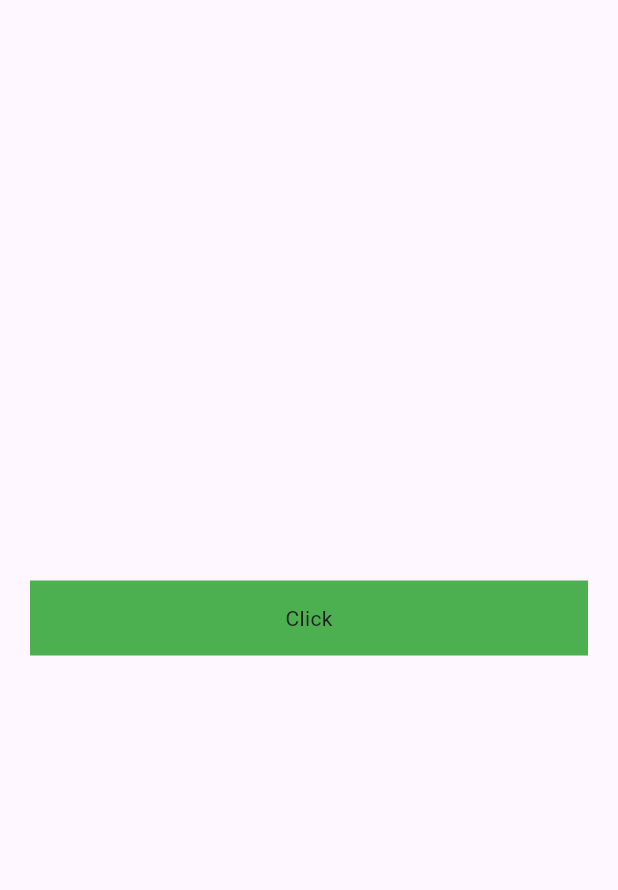
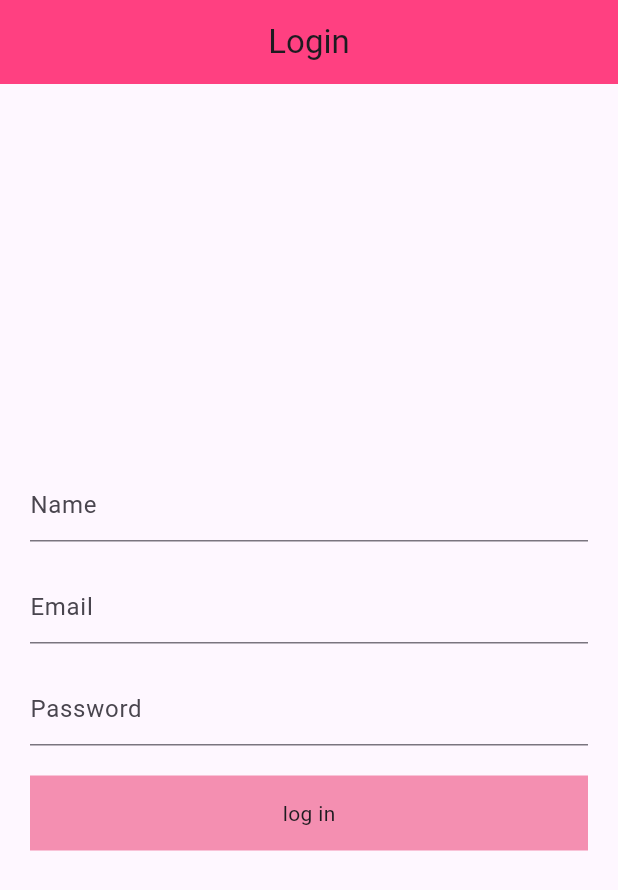
Before and after one commit to asadullah43/loigin_with_sharedprefrence, a Flutter app: the screen it shows after launch, on a phone screen of 412 x 824 dp. Shown: the top 890 px of the screen. Run offline on Flutter 3.47's test engine with Material 3 defaults, Android fonts, the light colour scheme and no system bars; our stand-ins replace shared_preferences; network calls fail.

Commit message:
home screen done

```diff
--- a/lib/login_screen.dart
+++ b/lib/login_screen.dart
@@ -1,4 +1,5 @@
 import 'package:flutter/material.dart';
+import 'package:login_shared_prefrence/home_screen.dart';
 import 'package:shared_preferences/shared_preferences.dart';
 
 class LoginScreen extends StatefulWidget {
@@ -9,32 +10,68 @@ class LoginScreen extends StatefulWidget {
 }
 
 class _LoginScreenState extends State<LoginScreen> {
+  final emailController = TextEditingController();
+  final passwordController = TextEditingController();
+  final nameController = TextEditingController();
   @override
   Widget build(BuildContext context) {
     return Scaffold(
+      appBar: AppBar(
+        title: const Text('Login'),
+        centerTitle: true,
+        automaticallyImplyLeading: false,
+        backgroundColor: Colors.pinkAccent,
+      ),
       body: Padding(
         padding: const EdgeInsets.symmetric(horizontal: 20),
         child: Column(
           mainAxisAlignment: MainAxisAlignment.center,
           crossAxisAlignment: CrossAxisAlignment.center,
           children: [
+            TextFormField(
+              controller: nameController,
+              decoration: const InputDecoration(
+                hintText: 'Name',
+              ),
+            ),
+            const SizedBox(
+              height: 20,
+            ),
+            TextFormField(
+              controller: emailController,
+              decoration: const InputDecoration(
+                hintText: 'Email',
+              ),
+            ),
+            const SizedBox(
+              height: 20,
+            ),
+            TextFormField(
+              controller: passwordController,
+              decoration: const InputDecoration(
+                hintText: 'Password',
+              ),
+            ),
+            const SizedBox(
+              height: 20,
+            ),
             InkWell(
               onTap: () async {
-                // ignore: invalid_use_of_visible_for_testing_member
-                SharedPreferences.setMockInitialValues({});
                 SharedPreferences sp = await SharedPreferences.getInstance();
-                sp.setString('name', 'asad ullah');
-                sp.setInt('age', 25);
-                sp.setBool('isLogin', false);
-                print(sp.getString('name'));
-                print(sp.getInt('age').toString());
-                print(sp.getBool('isLogin').toString());
+                sp.setString('email', emailController.text.toString());
+                sp.setString('Name', nameController.text.toString());
+                sp.setBool('isLogin', true);
+                Navigator.push(
+                    // ignore: use_build_context_synchronously
+                    context,
+                    MaterialPageRoute(
+                        builder: (context) => const HomeScreen()));
               },
               child: Container(
                 height: 50,
                 width: double.infinity,
-                color: Colors.green,
-                child: const Center(child: Text('Click')),
+                color: Colors.pink[200],
+                child: const Center(child: Text('log in')),
               ),
             ),
           ],
```
Also changed, not shown: lib/home_screen.dart (+32 -2 lines), lib/splash_screen.dart (+23 -0 lines).
